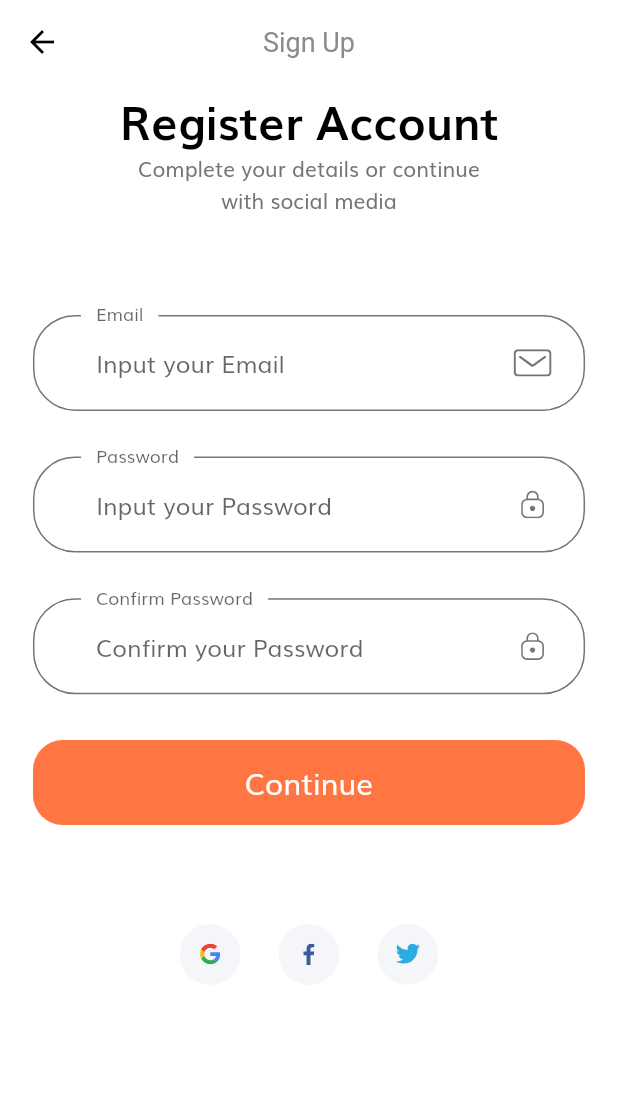
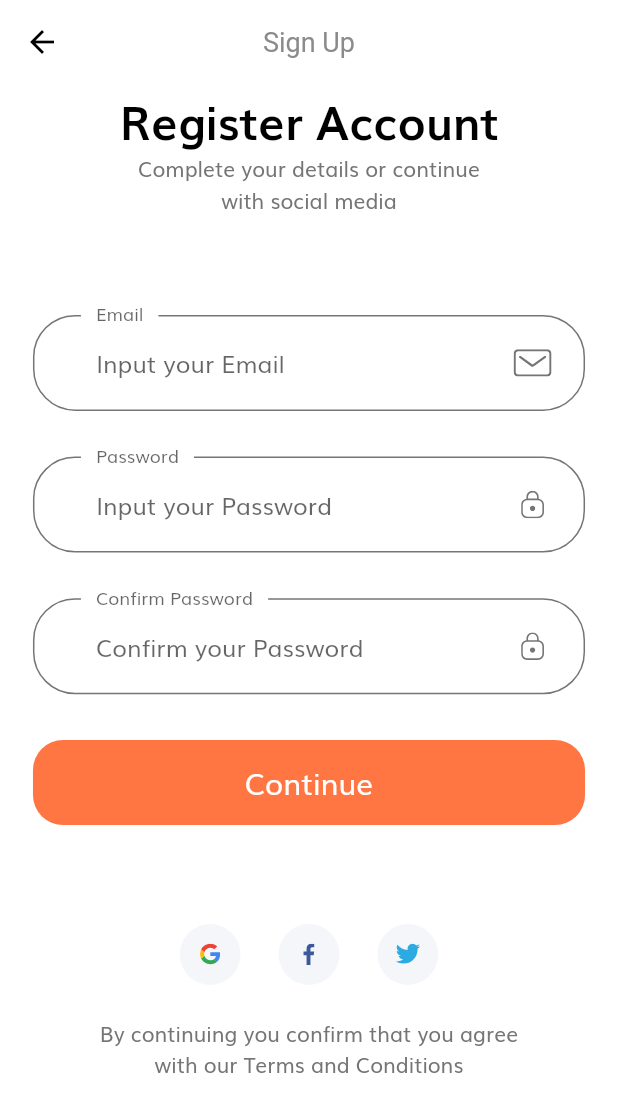
Before and after one commit to kokodavid/Ecommerce_U, a Flutter app: the SignUpScreen screen opened by its route, on a phone screen of 412 x 824 dp. Shown: the top 1112 px of the screen. Run offline on Flutter 3.47's test engine with Material 2 defaults, Android fonts, the phone set to English and light mode, and no system bars; our stand-ins replace flutter_svg.

Commit message:
Sign up Forms socials

```diff
--- a/lib/screens/sign_up/components/body.dart
+++ b/lib/screens/sign_up/components/body.dart
@@ -40,7 +40,11 @@ class Body extends StatelessWidget {
               press: () {},
             ),
           ],
-            )
+            ),
+            SizedBox(height: getProportionateScreenWidth(20),),
+            Text(
+                "By continuing you confirm that you agree \nwith our Terms and Conditions",
+            textAlign: TextAlign.center,)
           ],
         ),
       ),
```
